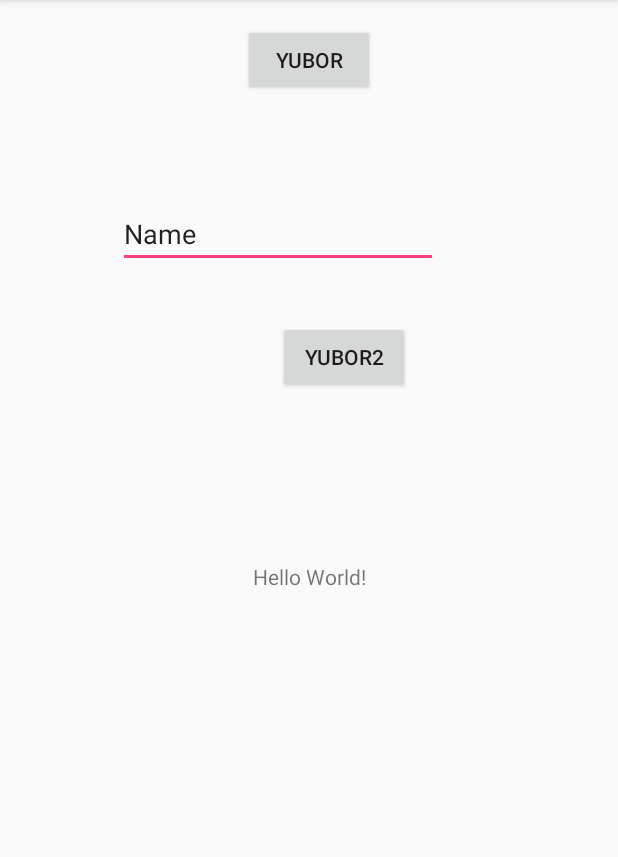
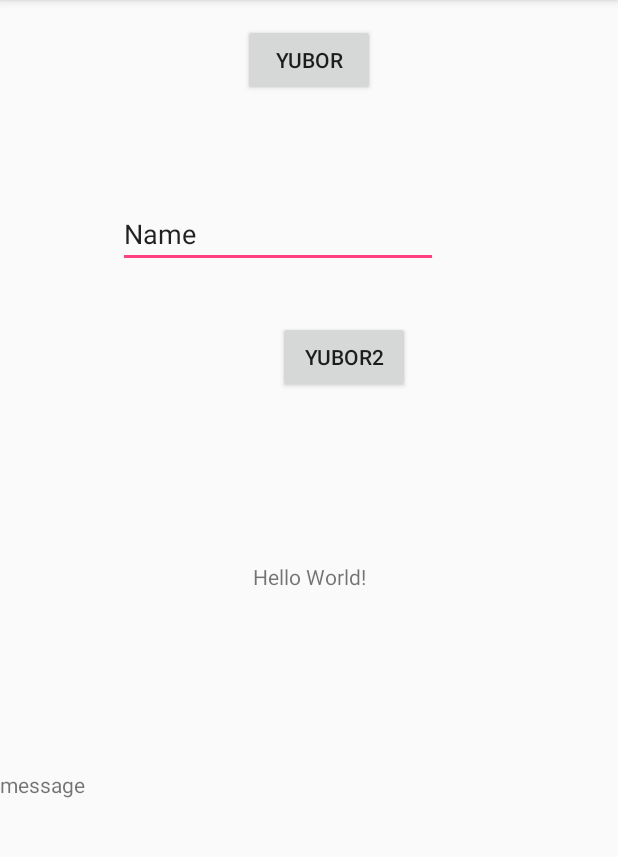
Before and after one commit to AbbosSaidov/Firebasede, an Android app: the screen it shows after launch (MainActivity), after a tap on "YUBOR2", on a phone screen of 412 x 824 dp, the part 84-941 px from its top. Run offline under Robolectric (Android 15) with nearby library versions, the phone set to English and light mode, and no system bars; our stand-ins replace Firebase (no records; nobody signed in at launch, a user with empty details on screens opened directly).

```diff
--- a/app/src/main/AndroidManifest.xml
+++ b/app/src/main/AndroidManifest.xml
@@ -16,6 +16,12 @@
                 <category android:name="android.intent.category.LAUNCHER" />
             </intent-filter>
         </activity>
+        <service
+            android:name=".MyFirebaseMessagingService">
+            <intent-filter>
+                <action android:name="com.google.firebase.MESSAGING_EVENT"/>
+            </intent-filter>
+        </service>
     </application>
 
 </manifest>
--- a/app/src/main/java/com/example/insigame/firebasede/MainActivity.java
+++ b/app/src/main/java/com/example/insigame/firebasede/MainActivity.java
@@ -5,20 +5,48 @@ import android.os.Bundle;
 import android.view.View;
 import android.widget.Button;
 import android.widget.EditText;
+import android.widget.TextView;
 
+import com.google.firebase.database.DataSnapshot;
+import com.google.firebase.database.DatabaseError;
 import com.google.firebase.database.DatabaseReference;
 import com.google.firebase.database.FirebaseDatabase;
+import com.google.firebase.database.ValueEventListener;
 
 public class MainActivity extends AppCompatActivity {
 
     private EditText editText;
-
+    private TextView textView;
     @Override
     protected void onCreate(Bundle savedInstanceState) {
         super.onCreate(savedInstanceState);
         setContentView(R.layout.activity_main);
 
         editText=findViewById(R.id.editText);
+        textView=findViewById(R.id.textView2);
+
+        FirebaseDatabase database = FirebaseDatabase.getInstance();
+        DatabaseReference myRef = database.getReference();
+/**/
+        myRef.addValueEventListener(new ValueEventListener() {
+            @Override
+            public void onDataChange(DataSnapshot dataSnapshot) {
+                // This method is called once with the initial value and again
+                // whenever data at this location is updated.
+                String value = dataSnapshot.getValue(String.class);
+                textView.setText(value);
+             //   Log.d(TAG, "Value is: " + value);
+            }
+
+            @Override
+            public void onCancelled(DatabaseError error) {
+                // Failed to read value
+             ///
+                textView.setText("Failed to read value."+ error.toException());
+             ///   Log.w(TAG, "Failed to read value.", error.toException());
+            }
+        });
+
     }
 
 
@@ -34,8 +62,8 @@ public class MainActivity extends AppCompatActivity {
         FirebaseDatabase database = FirebaseDatabase.getInstance();
         DatabaseReference myRef = database.getReference("message");
 
-
-        myRef.setValue(editText.getText().toString());
+        textView.setText(myRef.getKey());
+        myRef.push().setValue(editText.getText().toString());
 
     }
 }
--- a/app/src/main/res/layout/activity_main.xml
+++ b/app/src/main/res/layout/activity_main.xml
@@ -63,4 +63,13 @@
         app:layout_constraintStart_toStartOf="parent"
         app:layout_constraintTop_toBottomOf="@+id/button2" />
 
+    <TextView
+        android:id="@+id/textView2"
+        android:layout_width="wrap_content"
+        android:layout_height="wrap_content"
+        android:layout_marginTop="119dp"
+        android:text="TextView"
+        app:layout_constraintTop_toBottomOf="@+id/textView"
+        tools:layout_editor_absoluteX="112dp" />
+
 </android.support.constraint.ConstraintLayout>
```
